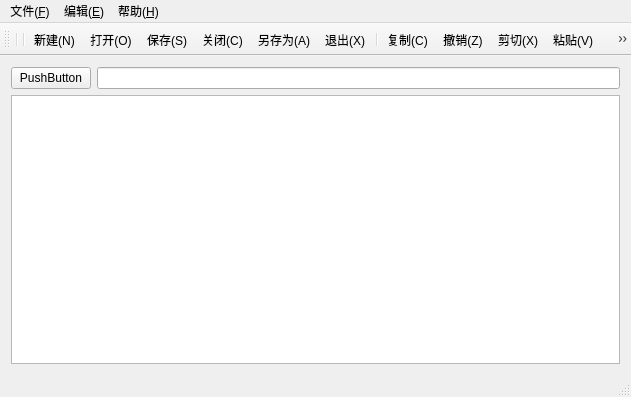
Before: the Qt Designer form mymainwindow/mainwindow.ui in Hankerr/QTProject, drawn with Qt 5.
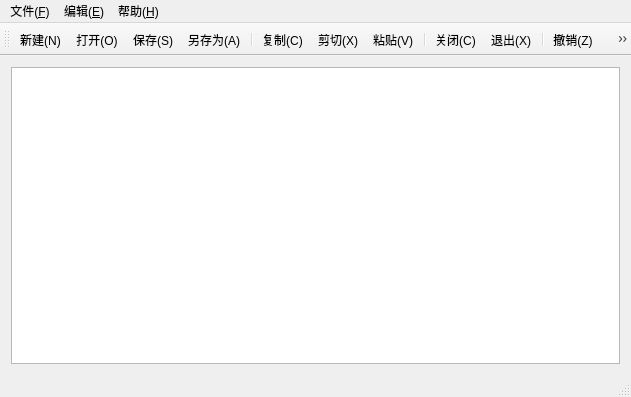
After: the same form once the commit is applied. Icons and pictures are not drawn.

What changed in the file:
```diff
--- a/mymainwindow/mainwindow.ui
+++ b/mymainwindow/mainwindow.ui
@@ -16,16 +16,6 @@
   <widget class="QWidget" name="centralWidget">
    <layout class="QGridLayout" name="gridLayout">
     <item row="0" column="0">
-     <widget class="QPushButton" name="pushButton">
-      <property name="text">
-       <string>PushButton</string>
-      </property>
-     </widget>
-    </item>
-    <item row="0" column="1">
-     <widget class="QLineEdit" name="lineEdit"/>
-    </item>
-    <item row="1" column="0" colspan="2">
      <widget class="QTextEdit" name="textEdit"/>
     </item>
    </layout>
@@ -70,19 +60,19 @@
    <attribute name="toolBarBreak">
     <bool>false</bool>
    </attribute>
-   <addaction name="separator"/>
-   <addaction name="separator"/>
    <addaction name="action_New"/>
    <addaction name="action_Open"/>
    <addaction name="action_Save"/>
-   <addaction name="action_Close"/>
    <addaction name="action_SaveAs"/>
-   <addaction name="action_Exit"/>
    <addaction name="separator"/>
    <addaction name="action_Copy"/>
-   <addaction name="action_Undo"/>
    <addaction name="action_Cut"/>
    <addaction name="action_Paste"/>
+   <addaction name="separator"/>
+   <addaction name="action_Close"/>
+   <addaction name="action_Exit"/>
+   <addaction name="separator"/>
+   <addaction name="action_Undo"/>
    <addaction name="action_Find"/>
    <addaction name="separator"/>
    <addaction name="action_Version"/>
```
Left out of the diff: 2 changed lines with no effect on the pictures.
